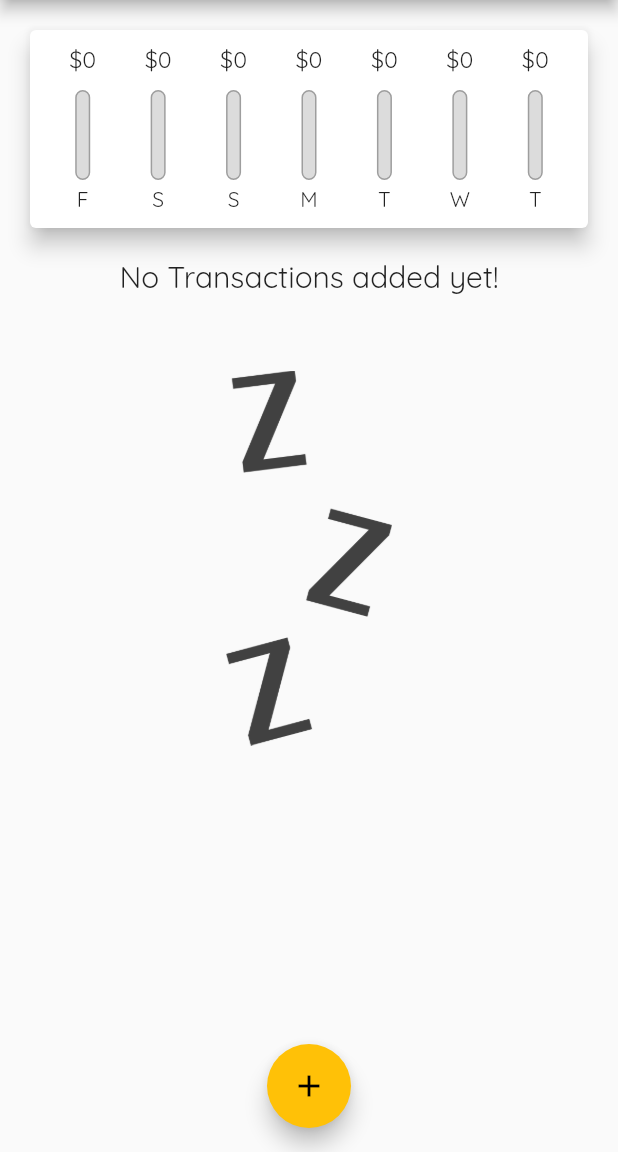
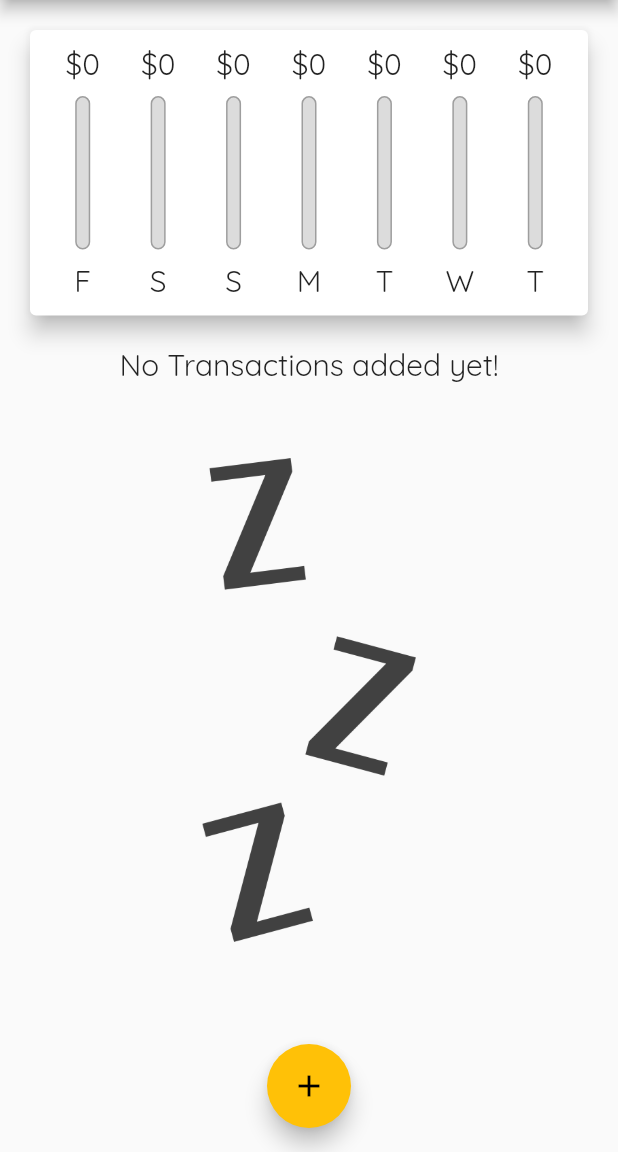
Before and after one commit to NikolaMag99/Personal-Expenses, a Flutter app: the screen it shows after launch, on a phone screen of 412 x 824 dp, the part 84-1236 px from its top. Run offline on Flutter 3.47's test engine with Material 2 defaults, Android fonts, the phone set to English and light mode, and no system bars.

Commit message:
Sredjivanje risponsa

```diff
--- a/lib/main.dart
+++ b/lib/main.dart
@@ -1,10 +1,14 @@
 import 'package:flutter/material.dart';
+import 'package:flutter/services.dart';
 import './widgets/chart.dart';
 import './widgets/transactionList.dart';
 import './widgets/newTransaction.dart';
 import '../models/transaction.dart';
 
 void main() {
+  // WidgetsFlutterBinding.ensureInitialized();
+  // SystemChrome.setPreferredOrientations(
+  //     [DeviceOrientation.portraitUp, DeviceOrientation.portraitDown]);
   runApp(MyApp());
 }
 
@@ -54,6 +58,8 @@ class _MyHomePageState extends State<MyHomePage> {
     // ),
   ];
 
+  bool _showChart = false;
+
   List<Transaction> get _recentTransactions {
     return _userTransactions.where((element) {
       return element.date.isAfter(
@@ -100,8 +106,9 @@ class _MyHomePageState extends State<MyHomePage> {
 
   @override
   Widget build(BuildContext context) {
-    return Scaffold(
-      appBar: AppBar(
+    final isLandscape =
+        MediaQuery.of(context).orientation == Orientation.landscape;
+    final appBar = AppBar(
       title: Text(
         'Personal Expenses',
       ),
@@ -111,14 +118,61 @@ class _MyHomePageState extends State<MyHomePage> {
           icon: Icon(Icons.add),
         )
       ],
+    );
+    final listWidget = Container(
+      height: (MediaQuery.of(context).size.height -
+              appBar.preferredSize.height -
+              MediaQuery.of(context).padding.top) *
+          0.7,
+      child: TransactionList(
+        _userTransactions,
+        _deleteTransactions,
       ),
+    );
+    return Scaffold(
+      appBar: appBar,
       body: SingleChildScrollView(
         child: Column(
           // mainAxisAlignment: MainAxisAlignment.start,
           crossAxisAlignment: CrossAxisAlignment.stretch,
           children: <Widget>[
-            Chart(_recentTransactions),
-            TransactionList(_userTransactions, _deleteTransactions),
+            if (isLandscape)
+              Row(
+                mainAxisAlignment: MainAxisAlignment.center,
+                children: <Widget>[
+                  Text("Show Chart"),
+                  Switch(
+                      value: _showChart,
+                      onChanged: (val) {
+                        setState(() {
+                          _showChart = val;
+                        });
+                      })
+                ],
+              ),
+            if (!isLandscape)
+              Container(
+                height: (MediaQuery.of(context).size.height -
+                        appBar.preferredSize.height -
+                        MediaQuery.of(context).padding.top) *
+                    0.3,
+                child: Chart(
+                  _recentTransactions,
+                ),
+              ),
+            if (!isLandscape) listWidget,
+            if (isLandscape)
+              _showChart
+                  ? Container(
+                      height: (MediaQuery.of(context).size.height -
+                              appBar.preferredSize.height -
+                              MediaQuery.of(context).padding.top) *
+                          0.7,
+                      child: Chart(
+                        _recentTransactions,
+                      ),
+                    )
+                  : listWidget,
           ],
         ),
       ),
--- a/lib/widgets/chart.dart
+++ b/lib/widgets/chart.dart
@@ -39,7 +39,8 @@ class Chart extends StatelessWidget {
   @override
   Widget build(BuildContext context) {
     print(groupedTransactionValues);
-    return Card(
+    return Container(
+      child: Card(
         elevation: 6,
         margin: EdgeInsets.all(20),
         child: Container(
@@ -60,6 +61,7 @@ class Chart extends StatelessWidget {
             }).toList(),
           ),
         ),
+      ),
     );
   }
 }
--- a/lib/widgets/chart_bar.dart
+++ b/lib/widgets/chart_bar.dart
@@ -9,19 +9,21 @@ class ChartBar extends StatelessWidget {
 
   @override
   Widget build(BuildContext context) {
+    return LayoutBuilder(
+      builder: (ctx, constaints) {
         return Column(
           children: <Widget>[
             Container(
-          height: 20,
+              height: constaints.maxHeight * 0.15,
               child: FittedBox(
                 child: Text('\$${spendintAmount.toStringAsFixed(0)}'),
               ),
             ),
             SizedBox(
-          height: 10,
+              height: constaints.maxHeight * 0.05,
             ),
             Container(
-          height: 60,
+              height: constaints.maxHeight * 0.6,
               width: 10,
               child: Stack(
                 children: <Widget>[
@@ -45,10 +47,17 @@ class ChartBar extends StatelessWidget {
               ),
             ),
             SizedBox(
-          height: 4,
+              height: constaints.maxHeight * 0.05,
             ),
-        Text(label),
+            Container(
+              height: constaints.maxHeight * 0.15,
+              child: FittedBox(
+                child: Text(label),
+              ),
+            ),
           ],
+        );
+      },
     );
   }
 }
--- a/lib/widgets/newTransaction.dart
+++ b/lib/widgets/newTransaction.dart
@@ -57,10 +57,16 @@ class _NewTransactionState extends State<NewTransaction> {
 
   @override
   Widget build(BuildContext context) {
-    return Card(
+    return SingleChildScrollView(
+      child: Card(
         elevation: 5,
         child: Container(
-        padding: EdgeInsets.all(10),
+          padding: EdgeInsets.only(
+            top: 10,
+            bottom: MediaQuery.of(context).viewInsets.bottom + 10,
+            right: 10,
+            left: 10,
+          ),
           child: Column(
             crossAxisAlignment: CrossAxisAlignment.end,
             children: <Widget>[
@@ -116,6 +122,7 @@ class _NewTransactionState extends State<NewTransaction> {
             ],
           ),
         ),
+      ),
     );
   }
 }
--- a/lib/widgets/transactionList.dart
+++ b/lib/widgets/transactionList.dart
@@ -12,9 +12,10 @@ class TransactionList extends StatelessWidget {
   @override
   Widget build(BuildContext context) {
     return Container(
-      height: 460,
       child: transactions.isEmpty
-          ? Column(
+          ? LayoutBuilder(
+              builder: (ctx, constraints) {
+                return Column(
                   children: <Widget>[
                     Text(
                       'No Transactions added yet!',
@@ -24,13 +25,15 @@ class TransactionList extends StatelessWidget {
                       height: 50,
                     ),
                     Container(
-                  height: 250,
+                      height: constraints.maxHeight * 0.6,
                       child: Image.asset(
                         'assets/images/waiting.png',
                         fit: BoxFit.cover,
                       ),
                     )
                   ],
+                );
+              },
             )
           : ListView.builder(
               itemBuilder: (ctx, index) {
```
Lines whose indentation alone changed are shown as unchanged.
